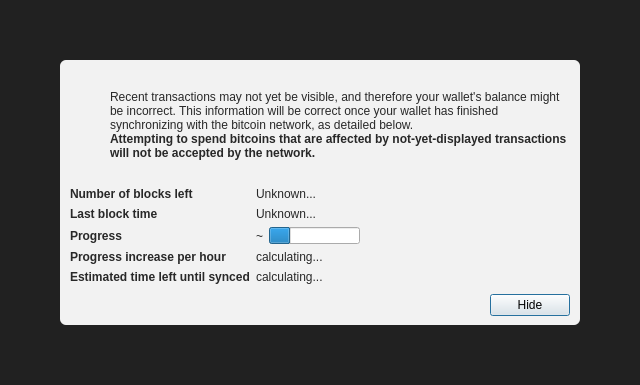
rust-bitcoin/rust-bitcoinconsensus, file depend/bitcoin/src/qt/forms/modaloverlay.ui: the form before one commit.
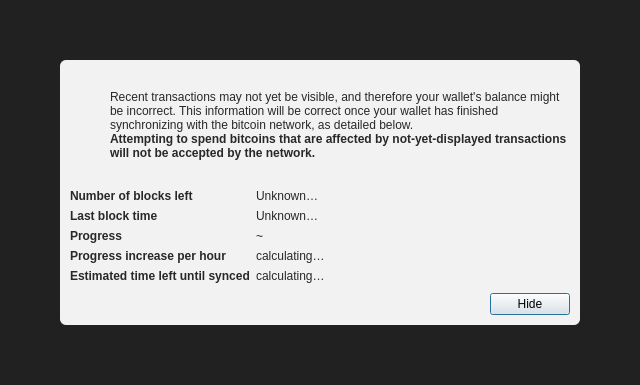
The form after the commit. Icons and pictures are not drawn.

The edit to the form file:
```diff
--- a/depend/bitcoin/src/qt/forms/modaloverlay.ui
+++ b/depend/bitcoin/src/qt/forms/modaloverlay.ui
@@ -219,7 +219,7 @@
            <item row="0" column="1">
             <widget class="QLabel" name="numberOfBlocksLeft">
              <property name="text">
-              <string>Unknown...</string>
+              <string>Unknown…</string>
              </property>
             </widget>
            </item>
@@ -245,7 +245,7 @@
               </sizepolicy>
              </property>
              <property name="text">
-              <string>Unknown...</string>
+              <string>Unknown…</string>
              </property>
             </widget>
            </item>
@@ -271,16 +271,6 @@
                </property>
               </widget>
              </item>
-             <item>
-              <widget class="QProgressBar" name="progressBar">
-               <property name="value">
-                <number>24</number>
-               </property>
-               <property name="format">
-                <string/>
-               </property>
-              </widget>
-             </item>
             </layout>
            </item>
            <item row="4" column="0">
@@ -299,7 +289,7 @@
            <item row="4" column="1">
             <widget class="QLabel" name="progressIncreasePerH">
              <property name="text">
-              <string>calculating...</string>
+              <string>calculating…</string>
              </property>
             </widget>
            </item>
@@ -319,7 +309,7 @@
            <item row="5" column="1">
             <widget class="QLabel" name="expectedTimeLeft">
              <property name="text">
-              <string>calculating...</string>
+              <string>calculating…</string>
              </property>
             </widget>
            </item>
```
